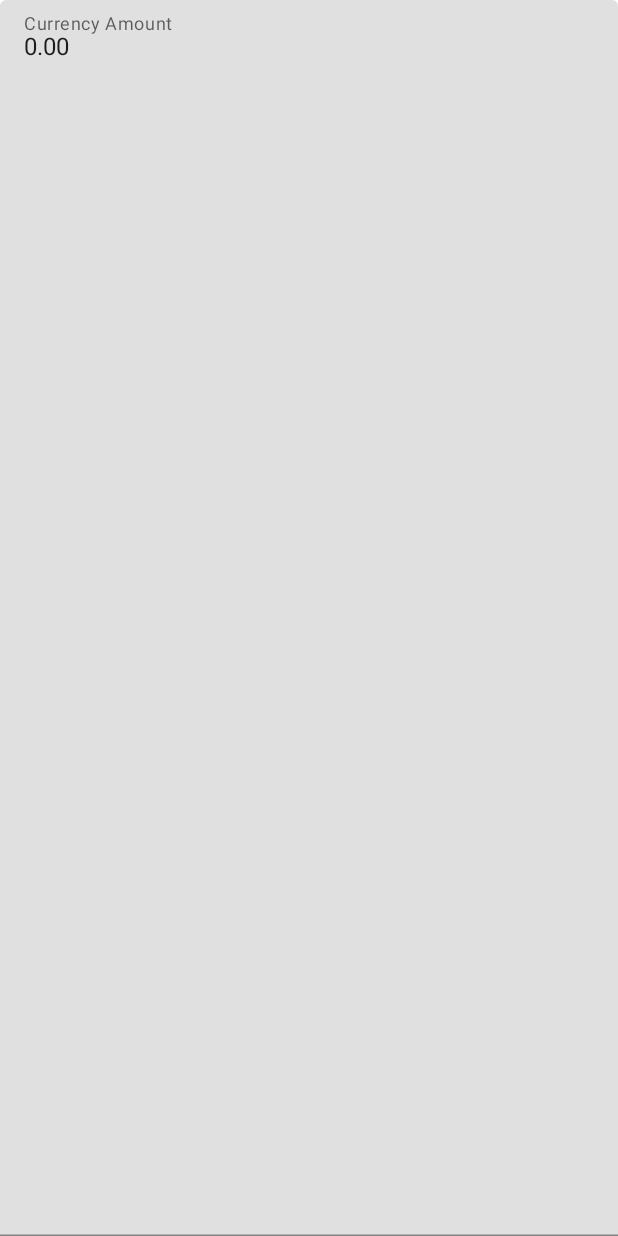
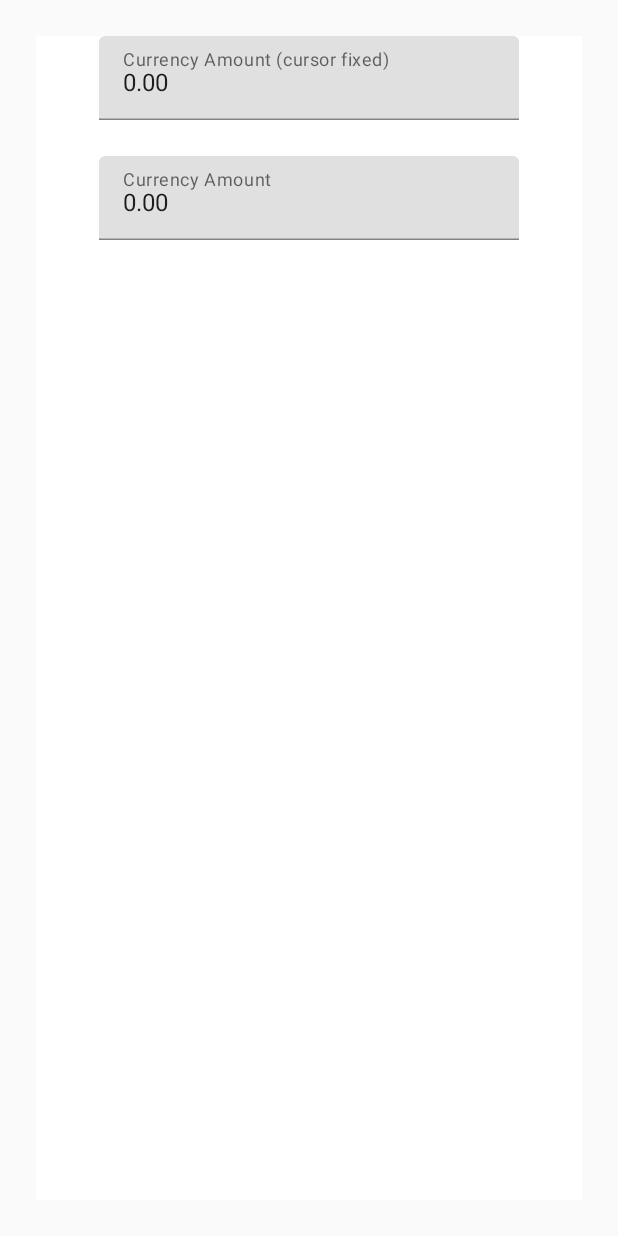
Before and after one commit to banmarkovic/CurrencyAmountInput, an Android app built with Jetpack Compose: the screen it shows after launch (MainActivity), on a phone screen of 412 x 824 dp. Before the commit the screen is almost empty. Run offline under Robolectric (Android 15) with nearby library versions, the phone set to English and light mode, and no system bars.

Commit message:
added fixed and movable examples to MainActivity

```diff
--- a/app/src/main/java/com/ban/currencyamountinput/MainActivity.kt
+++ b/app/src/main/java/com/ban/currencyamountinput/MainActivity.kt
@@ -3,18 +3,22 @@ package com.ban.currencyamountinput
 import android.os.Bundle
 import androidx.activity.ComponentActivity
 import androidx.activity.compose.setContent
+import androidx.compose.foundation.background
+import androidx.compose.foundation.layout.Column
 import androidx.compose.foundation.layout.fillMaxSize
+import androidx.compose.foundation.layout.padding
 import androidx.compose.foundation.text.KeyboardOptions
 import androidx.compose.material.MaterialTheme
-import androidx.compose.material.Surface
 import androidx.compose.material.Text
 import androidx.compose.material.TextField
 import androidx.compose.runtime.getValue
 import androidx.compose.runtime.mutableStateOf
 import androidx.compose.runtime.remember
 import androidx.compose.runtime.setValue
+import androidx.compose.ui.Alignment
 import androidx.compose.ui.Modifier
 import androidx.compose.ui.text.input.KeyboardType
+import androidx.compose.ui.unit.dp
 import com.ban.currencyamountinput.ui.theme.CurrencyAmountInputTheme
 
 class MainActivity : ComponentActivity() {
@@ -22,16 +26,37 @@ class MainActivity : ComponentActivity() {
         super.onCreate(savedInstanceState)
         setContent {
             CurrencyAmountInputTheme {
-                // A surface container using the 'background' color from the theme
-                Surface(
-                    modifier = Modifier.fillMaxSize(),
-                    color = MaterialTheme.colors.background
+                Column(
+                    modifier = Modifier
+                        .fillMaxSize()
+                        .padding(24.dp)
+                        .background(color = MaterialTheme.colors.background),
+                    horizontalAlignment = Alignment.CenterHorizontally,
                 ) {
-                    var text by remember { mutableStateOf("") }
+                    var text1 by remember { mutableStateOf("") }
                     TextField(
-                        value = text,
+                        modifier = Modifier.padding(bottom = 24.dp),
+                        value = text1,
                         onValueChange = {
-                            text = if (it.startsWith("0")) {
+                            text1 = if (it.startsWith("0")) {
+                                ""
+                            } else {
+                                it
+                            }
+                        },
+                        label = { Text("Currency Amount (cursor fixed)") },
+                        visualTransformation = CurrencyAmountInputVisualTransformation(
+                            fixedCursorAtTheEnd = true
+                        ),
+                        keyboardOptions = KeyboardOptions(
+                            keyboardType = KeyboardType.NumberPassword
+                        ),
+                    )
+                    var text2 by remember { mutableStateOf("") }
+                    TextField(
+                        value = text2,
+                        onValueChange = {
+                            text2 = if (it.startsWith("0")) {
                                 ""
                             } else {
                                 it
```
